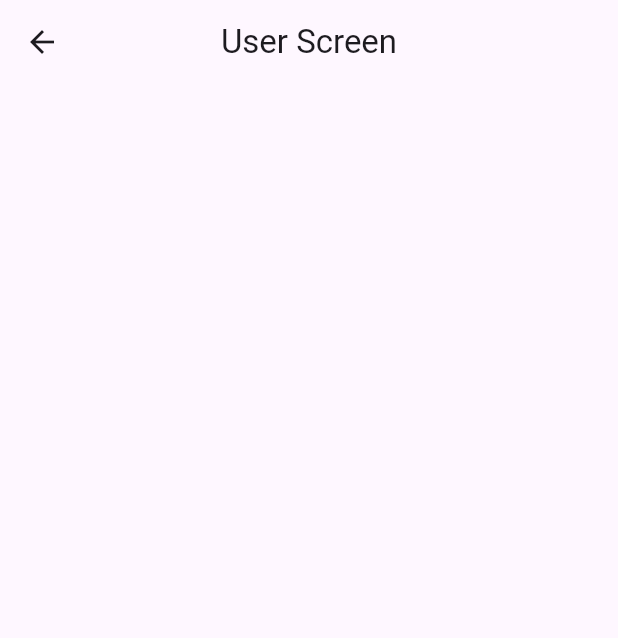
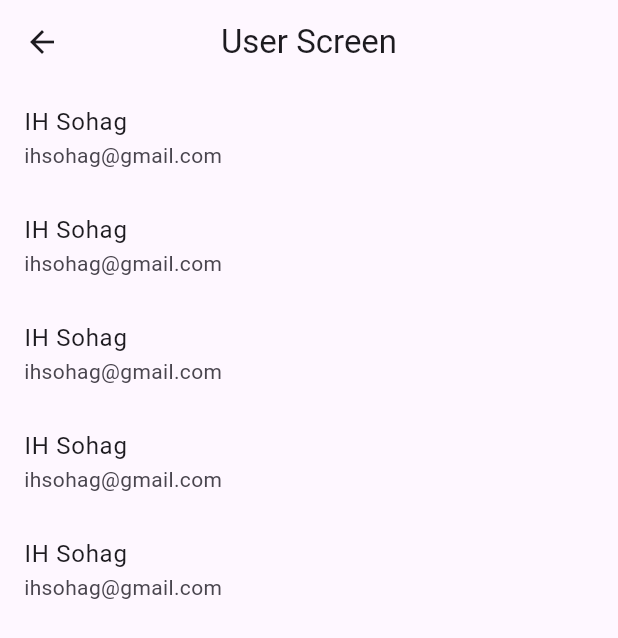
Before and after one commit to Sohag-84/Flutter-Bloc, a Flutter app: the screen it shows after launch, after a tap on the "person" icon, on a phone screen of 412 x 824 dp. Shown: the top 638 px of the screen. Run offline on Flutter 3.47's test engine with Material 3 defaults, Android fonts, the phone set to English and light mode, and no system bars; our stand-ins replace bloc, equatable, flutter_bloc, flutter_svg, image_picker; network calls fail.

Commit message:
create repository, user bloc,event & user state

```diff
--- a/api_call_using_bloc/lib/bloc/user/user_bloc.dart
+++ b/api_call_using_bloc/lib/bloc/user/user_bloc.dart
@@ -0,0 +1,26 @@
+import 'dart:async';
+
+import 'package:api_call_using_bloc/bloc/user/user_event.dart';
+import 'package:api_call_using_bloc/bloc/user/user_state.dart';
+import 'package:api_call_using_bloc/repository/user_repository.dart';
+import 'package:flutter_bloc/flutter_bloc.dart';
+
+class UserBloc extends Bloc<UserEvent, UserState> {
+  final UserRepository repository = UserRepository();
+  UserBloc() : super(UserInitialState()) {
+    on<UserFetchedEvent>(_userFetchedEvent);
+  }
+
+  FutureOr<void> _userFetchedEvent(
+    UserFetchedEvent event,
+    Emitter<UserState> emit,
+  ) async {
+    emit(UserLoadingState());
+    try {
+      final userData = await repository.fetchedUser();
+      emit(UserSuccessState(userModel: userData));
+    } catch (e) {
+      emit(UserFailureState(msg: e.toString()));
+    }
+  }
+}
--- a/api_call_using_bloc/lib/bloc/user/user_event.dart
+++ b/api_call_using_bloc/lib/bloc/user/user_event.dart
@@ -0,0 +1,6 @@
+import 'package:flutter/foundation.dart';
+
+@immutable
+sealed class UserEvent {}
+
+final class UserFetchedEvent extends UserEvent {}
--- a/api_call_using_bloc/lib/bloc/user/user_state.dart
+++ b/api_call_using_bloc/lib/bloc/user/user_state.dart
@@ -1 +1,21 @@
-sealed class UserInitialState{}
+import 'package:api_call_using_bloc/model/user_model.dart';
+import 'package:flutter/foundation.dart';
+
+@immutable
+sealed class UserState {}
+
+final class UserInitialState extends UserState {}
+
+final class UserSuccessState extends UserState {
+  final UserModel userModel;
+
+  UserSuccessState({required this.userModel});
+}
+
+final class UserLoadingState extends UserState {}
+
+final class UserFailureState extends UserState {
+  final String msg;
+
+  UserFailureState({required this.msg});
+}
--- a/api_call_using_bloc/lib/main.dart
+++ b/api_call_using_bloc/lib/main.dart
@@ -3,6 +3,7 @@ import 'package:flutter/material.dart';
 import 'package:flutter_bloc/flutter_bloc.dart';
 
 import 'bloc/comment/comment_bloc.dart';
+import 'bloc/user/user_bloc.dart';
 
 void main() {
   runApp(const MyApp());
@@ -13,8 +14,15 @@ class MyApp extends StatelessWidget {
 
   @override
   Widget build(BuildContext context) {
-    return BlocProvider(
-      create: (context) => CommentBloc(),
+    return MultiBlocProvider(
+      providers: [
+        BlocProvider(
+          create: (context) => CommentBloc(),
+        ),
+        BlocProvider(
+          create: (context) => UserBloc(),
+        ),
+      ],
       child: MaterialApp(
         title: 'Flutter Demo',
         debugShowCheckedModeBanner: false,
--- a/api_call_using_bloc/lib/ui/user_screen.dart
+++ b/api_call_using_bloc/lib/ui/user_screen.dart
@@ -1,4 +1,7 @@
+import 'package:api_call_using_bloc/bloc/user/user_bloc.dart';
+import 'package:api_call_using_bloc/bloc/user/user_event.dart';
 import 'package:flutter/material.dart';
+import 'package:flutter_bloc/flutter_bloc.dart';
 
 class UserScreen extends StatefulWidget {
   const UserScreen({super.key});
@@ -9,12 +12,26 @@ class UserScreen extends StatefulWidget {
 
 class _UserScreenState extends State<UserScreen> {
   @override
+  void initState() {
+    super.initState();
+    context.read<UserBloc>().add(UserFetchedEvent());
+  }
+
+  @override
   Widget build(BuildContext context) {
     return Scaffold(
       appBar: AppBar(
         title: const Text("User Screen"),
         centerTitle: true,
       ),
+      body: ListView.builder(
+        itemCount: 5,
+        itemBuilder: (context, index) {
+        return const ListTile(
+          title: Text("IH Sohag"),
+          subtitle: Text("ihsohag@gmail.com"),
+        );
+      }),
     );
   }
 }
```
